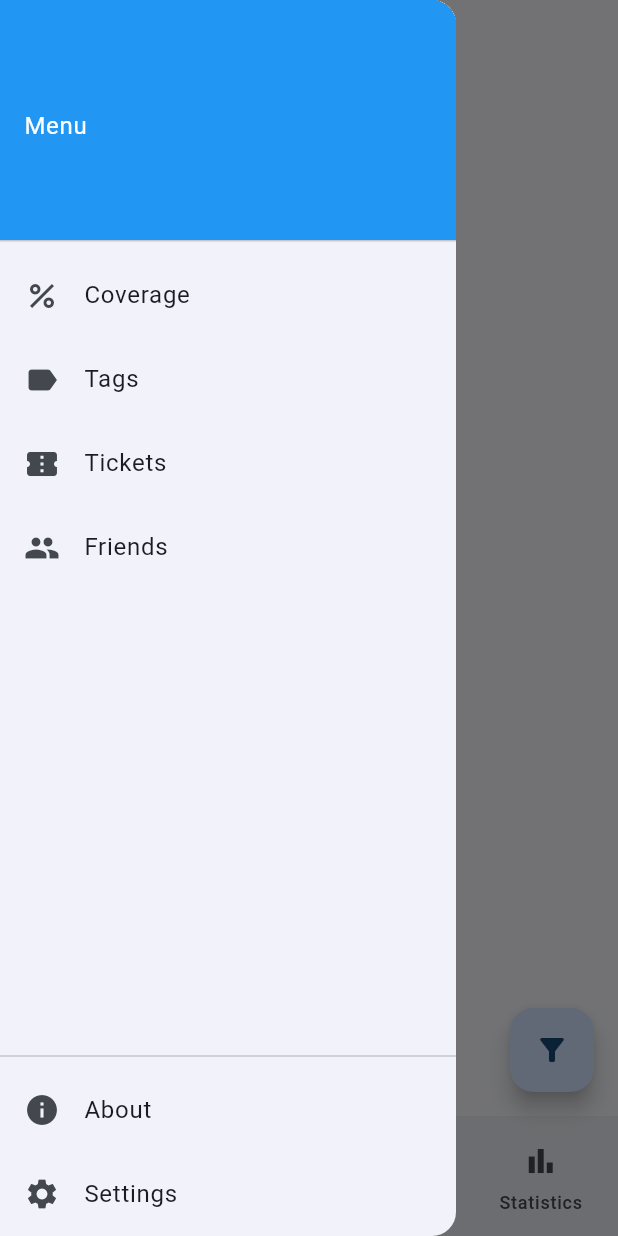
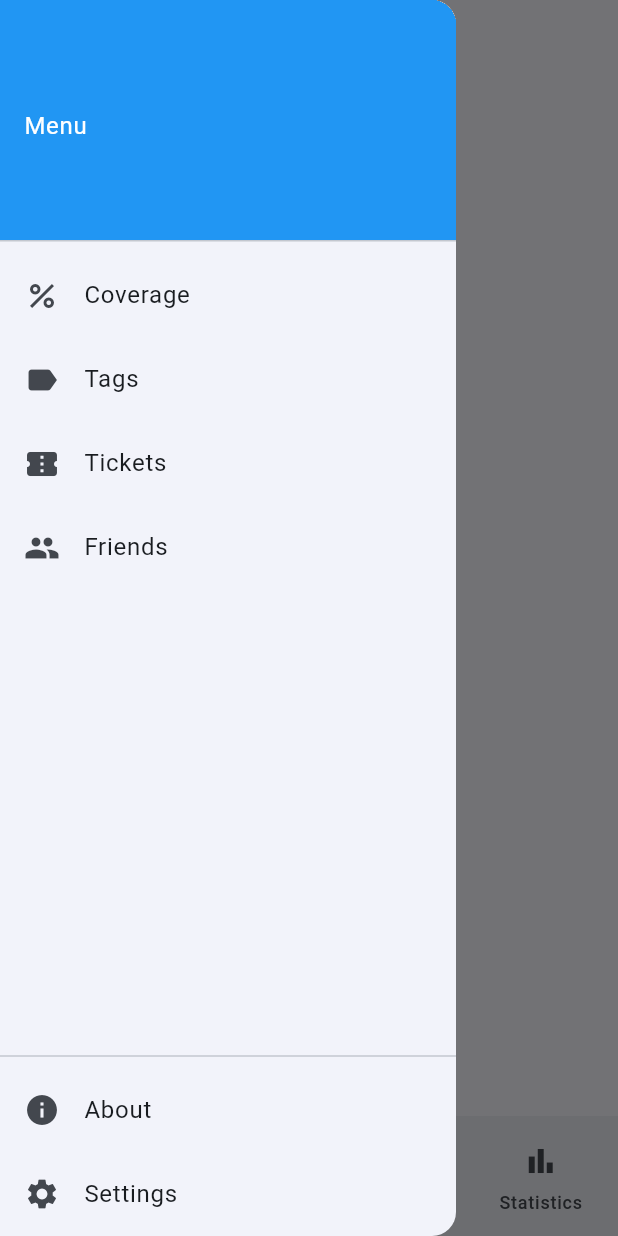
Before and after one commit to simeoncapy/trainlog-app, a Flutter app: the screen it shows after launch, item 2 of the bottom bar chosen, with the side drawer open, on a phone screen of 412 x 824 dp. Run offline on Flutter 3.47's test engine with Material 3 defaults, Android fonts, the phone set to English and light mode, and no system bars; our stand-ins replace csv, flutter_map, fluttertoast, latlong2, shared_preferences and 2 more; missing offline and left inert: dart:ffi, geodesy, google_polyline_algorithm; accounts and stored records are empty.

Commit message:
Solved FAB problem

```diff
--- a/lib/main.dart
+++ b/lib/main.dart
@@ -1,7 +1,6 @@
 import 'package:flutter/material.dart';
 import 'package:provider/provider.dart';
 import 'package:trainlog_app/pages/about_page.dart';
-import 'package:trainlog_app/pages/fab_interface.dart';
 import 'package:trainlog_app/providers/trips_provider.dart';
 import 'package:trainlog_app/widgets/trips_loader.dart';
 import 'pages/map_page.dart';
@@ -15,7 +14,6 @@ import 'pages/friends_page.dart';
 import 'pages/settings_page.dart';
 import 'providers/settings_provider.dart';
 import 'l10n/app_localizations.dart';
-import 'package:sqflite_common_ffi/sqflite_ffi.dart';
 
 enum AppPageId {
   map,
@@ -45,14 +43,14 @@ void main() {
 class AppPage {
   final AppPageId id;
   final Widget view;
-  final String title;
+  final String Function(BuildContext context) titleBuilder;
   final IconData? icon;
   final FloatingActionButton? Function(BuildContext context)? fabBuilder;
 
   const AppPage({
     required this.id,
     required this.view,
-    required this.title,
+    required this.titleBuilder,
     this.icon,
     this.fabBuilder,
   });
@@ -74,11 +72,98 @@ class _MyAppState extends State<MyApp> {
 
   bool get isDrawerPage => _selectedIndex >= 4;
   final ValueNotifier<FloatingActionButton?> _fabNotifier = ValueNotifier(null);
+  late final List<FloatingActionButton?> _fabs;
 
   @override
   void initState() {
     super.initState();
     _pageController = PageController(initialPage: _selectedIndex);
+
+    _pages = [
+      AppPage(
+        id: AppPageId.map,
+        view: MapPage(
+          onFabReady: (fab) => _updateFabForPage(AppPageId.map, fab),
+        ),
+        titleBuilder: (context) => AppLocalizations.of(context)!.menuMapTitle,
+        icon: Icons.map,
+      ),
+      AppPage(
+        id: AppPageId.trips,
+        view: TripsPage(),
+        titleBuilder: (context) => AppLocalizations.of(context)!.menuTripsTitle,
+        icon: Icons.commute,
+      ),
+      AppPage(
+        id: AppPageId.ranking,
+        view: RankingPage(),
+        titleBuilder: (context) =>
+            AppLocalizations.of(context)!.menuRankingTitle,
+        icon: Icons.emoji_events,
+      ),
+      AppPage(
+        id: AppPageId.statistics,
+        view: StatisticsPage(),
+        titleBuilder: (context) =>
+            AppLocalizations.of(context)!.menuStatisticsTitle,
+        icon: Icons.bar_chart,
+      ),
+      AppPage(
+        id: AppPageId.coverage,
+        view: CoveragePage(),
+        titleBuilder: (context) =>
+            AppLocalizations.of(context)!.menuCoverageTitle,
+        icon: Icons.percent,
+      ),
+      AppPage(
+        id: AppPageId.tags,
+        view: TagsPage(),
+        titleBuilder: (context) => AppLocalizations.of(context)!.menuTagsTitle,
+        icon: Icons.label,
+      ),
+      AppPage(
+        id: AppPageId.tickets,
+        view: TicketsPage(),
+        titleBuilder: (context) =>
+            AppLocalizations.of(context)!.menuTicketsTitle,
+        icon: Icons.confirmation_number,
+      ),
+      AppPage(
+        id: AppPageId.friends,
+        view: FriendsPage(),
+        titleBuilder: (context) =>
+            AppLocalizations.of(context)!.menuFriendsTitle,
+        icon: Icons.people,
+      ),
+      AppPage(
+        id: AppPageId.settings,
+        view: SettingsPage(),
+        titleBuilder: (context) =>
+            AppLocalizations.of(context)!.menuSettingsTitle,
+        icon: Icons.settings,
+      ),
+      AppPage(
+        id: AppPageId.about,
+        view: AboutPage(),
+        titleBuilder: (context) => AppLocalizations.of(context)!.menuAboutTitle,
+        icon: Icons.info,
+      ),
+    ];
+    _fabs = List<FloatingActionButton?>.filled(_pages.length, null);
+
+    WidgetsBinding.instance.addPostFrameCallback((_) {
+      _fabNotifier.value = _fabs[_selectedIndex];
+    });
+  }
+
+  void _updateFabForPage(AppPageId id, FloatingActionButton? fab) {
+    final index = _indexOf(id);
+    if (index != -1) {
+      _fabs[index] = fab;
+      if (_selectedIndex == index) {
+        _fabNotifier.value = fab;
+      }
+    }
   }
 
   void _onItemTapped(int index) {
@@ -87,6 +172,8 @@ class _MyAppState extends State<MyApp> {
     }
     setState(() => _selectedIndex = index);
     _pageController.jumpToPage(index);
+
+    _fabNotifier.value = _fabs[index];
   }
 
   void _goBackToBottomNavPage() {
@@ -111,11 +198,17 @@ class _MyAppState extends State<MyApp> {
           supportedLocales: AppLocalizations.supportedLocales,
           theme: ThemeData(
             useMaterial3: true,
-            colorScheme: ColorScheme.fromSeed(seedColor: Colors.blue, brightness: Brightness.light),
+            colorScheme: ColorScheme.fromSeed(
+              seedColor: Colors.blue,
+              brightness: Brightness.light,
+            ),
           ),
           darkTheme: ThemeData(
             useMaterial3: true,
-            colorScheme: ColorScheme.fromSeed(seedColor: Colors.blue, brightness: Brightness.dark),
+            colorScheme: ColorScheme.fromSeed(
+              seedColor: Colors.blue,
+              brightness: Brightness.dark,
+            ),
           ),
           themeMode: settings.themeMode,
           home: TripsLoader(
@@ -128,27 +221,12 @@ class _MyAppState extends State<MyApp> {
   }
 
   Scaffold _buildAppScaffold(BuildContext context) {
-    final appLocalizations = AppLocalizations.of(context)!;
-
-    _pages = [
-      AppPage(id: AppPageId.map,        view: MapPage(onFabReady: (fab) => _fabNotifier.value = fab),        title: appLocalizations.menuMapTitle,         icon: Icons.map),
-      AppPage(id: AppPageId.trips,      view: TripsPage(),      title: appLocalizations.menuTripsTitle,       icon: Icons.commute),
-      AppPage(id: AppPageId.ranking,    view: RankingPage(),    title: appLocalizations.menuRankingTitle,     icon: Icons.emoji_events),
-      AppPage(id: AppPageId.statistics, view: StatisticsPage(), title: appLocalizations.menuStatisticsTitle,  icon: Icons.bar_chart),
-      AppPage(id: AppPageId.coverage,   view: CoveragePage(),   title: appLocalizations.menuCoverageTitle,    icon: Icons.percent),
-      AppPage(id: AppPageId.tags,       view: TagsPage(),       title: appLocalizations.menuTagsTitle,        icon: Icons.label),
-      AppPage(id: AppPageId.tickets,    view: TicketsPage(),    title: appLocalizations.menuTicketsTitle,     icon: Icons.confirmation_number),
-      AppPage(id: AppPageId.friends,    view: FriendsPage(),    title: appLocalizations.menuFriendsTitle,     icon: Icons.people),
-      AppPage(id: AppPageId.settings,   view: SettingsPage(),   title: appLocalizations.menuSettingsTitle,    icon: Icons.settings),
-      AppPage(id: AppPageId.about,      view: AboutPage(),      title: appLocalizations.menuAboutTitle,       icon: Icons.info),
-    ];
-
     final currentPage = _pages[_selectedIndex];
 
     return Scaffold(
       appBar: isDrawerPage
           ? AppBar(
-                title: Text(currentPage.title),
+              title: Text(currentPage.titleBuilder(context)),
               leading: IconButton(
                 icon: const Icon(Icons.arrow_back),
                 onPressed: _goBackToBottomNavPage,
@@ -168,7 +246,10 @@ class _MyAppState extends State<MyApp> {
                     decoration: BoxDecoration(color: Colors.blue),
                     child: Align(
                       alignment: Alignment.centerLeft,
-                        child: Text('Menu', style: TextStyle(color: Colors.white)),
+                      child: Text(
+                        'Menu',
+                        style: TextStyle(color: Colors.white),
+                      ),
                     ),
                   ),
                   Expanded(
@@ -237,7 +318,7 @@ class _MyAppState extends State<MyApp> {
                   NavigationDestination(
                     icon: Icon(_pages[i].icon),
                     selectedIcon: Icon(_pages[i].icon),
-                      label: _pages[i].title,
+                    label: _pages[i].titleBuilder(context),
                   ),
               ],
             ),
@@ -248,7 +329,7 @@ class _MyAppState extends State<MyApp> {
     final page = _pages[index];
     return ListTile(
       leading: Icon(page.icon),
-      title: Text(page.title),
+      title: Text(page.titleBuilder(context)),
       onTap: () {
         Navigator.pop(context);
         _onItemTapped(index);
--- a/lib/pages/fab_interface.dart
+++ /dev/null
@@ -1,5 +0,0 @@
-import 'package:flutter/material.dart';
-
-abstract class FabPage {
-  FloatingActionButton? buildFloatingActionButton(BuildContext context);
-}
--- a/lib/pages/map_page.dart
+++ b/lib/pages/map_page.dart
@@ -3,9 +3,7 @@ import 'package:flutter/material.dart';
 import 'package:flutter_map/flutter_map.dart';
 import 'package:latlong2/latlong.dart';
 import 'package:provider/provider.dart';
-import 'package:google_polyline_algorithm/google_polyline_algorithm.dart';
 import 'package:trainlog_app/data/models/trips.dart';
-import 'package:trainlog_app/pages/fab_interface.dart';
 import 'package:trainlog_app/utils/polyline_utils.dart';
 import '../providers/trips_provider.dart';
 
```
Lines whose indentation alone changed are shown as unchanged.
